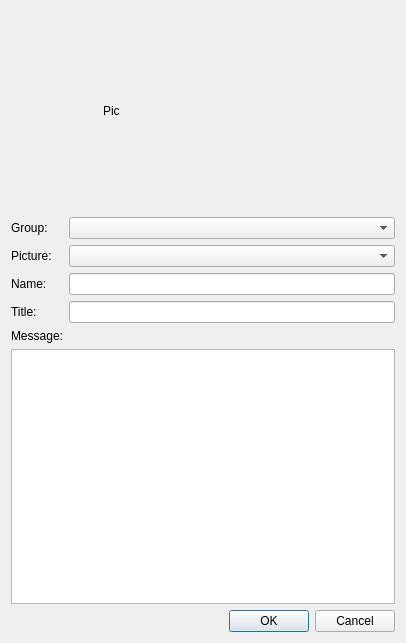
First picture: the form in ui/EditLobbyistDialog.ui, repository dmzdev/stance, before the edit.
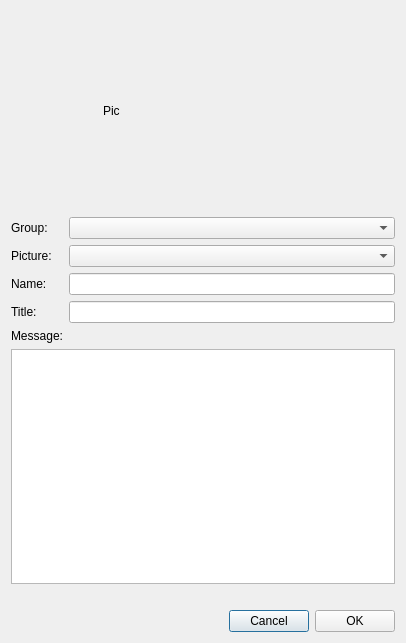
Second picture: the form after the edit.

Commit message: - Modified the advisor inject to that it gives default "N/A" names to empty   an empty name field. - Modified the advisor inject to not accept empty message or title fields. - Strengthend the media.js script so that even if an empty fielded advisor   is somehow created, it wont be displayed.

The edit to the form file:
```diff
--- a/ui/EditLobbyistDialog.ui
+++ b/ui/EditLobbyistDialog.ui
@@ -135,15 +135,58 @@
     </layout>
    </item>
    <item>
-    <widget class="QDialogButtonBox" name="buttonBox">
-     <property name="orientation">
-      <enum>Qt::Horizontal</enum>
+    <widget class="QLabel" name="errorLabel">
+     <property name="text">
+      <string/>
      </property>
-     <property name="standardButtons">
-      <set>QDialogButtonBox::Cancel|QDialogButtonBox::Ok</set>
+     <property name="alignment">
+      <set>Qt::AlignLeading|Qt::AlignLeft|Qt::AlignVCenter</set>
      </property>
     </widget>
    </item>
+   <item>
+    <layout class="QHBoxLayout" name="horizontalLayout_2">
+     <item>
+      <spacer name="horizontalSpacer_3">
+       <property name="orientation">
+        <enum>Qt::Horizontal</enum>
+       </property>
+       <property name="sizeHint" stdset="0">
+        <size>
+         <width>40</width>
+         <height>20</height>
+        </size>
+       </property>
+      </spacer>
+     </item>
+     <item>
+      <widget class="QPushButton" name="cancelButton">
+       <property name="sizePolicy">
+        <sizepolicy hsizetype="Fixed" vsizetype="Fixed">
+         <horstretch>0</horstretch>
+         <verstretch>0</verstretch>
+        </sizepolicy>
+       </property>
+       <property name="text">
+        <string>Cancel</string>
+       </property>
+      </widget>
+     </item>
+     <item>
+      <widget class="QPushButton" name="okButton">
+       <property name="sizePolicy">
+        <sizepolicy hsizetype="Fixed" vsizetype="Fixed">
+         <horstretch>0</horstretch>
+         <verstretch>0</verstretch>
+        </sizepolicy>
+       </property>
+       <property name="text">
+        <string>OK</string>
+       </property>
+      </widget>
+     </item>
+    </layout>
+   </item>
   </layout>
  </widget>
  <resources/>
```
Left out of the diff: 28 changed lines with no effect on the pictures. The commit also changes 2 other files.
